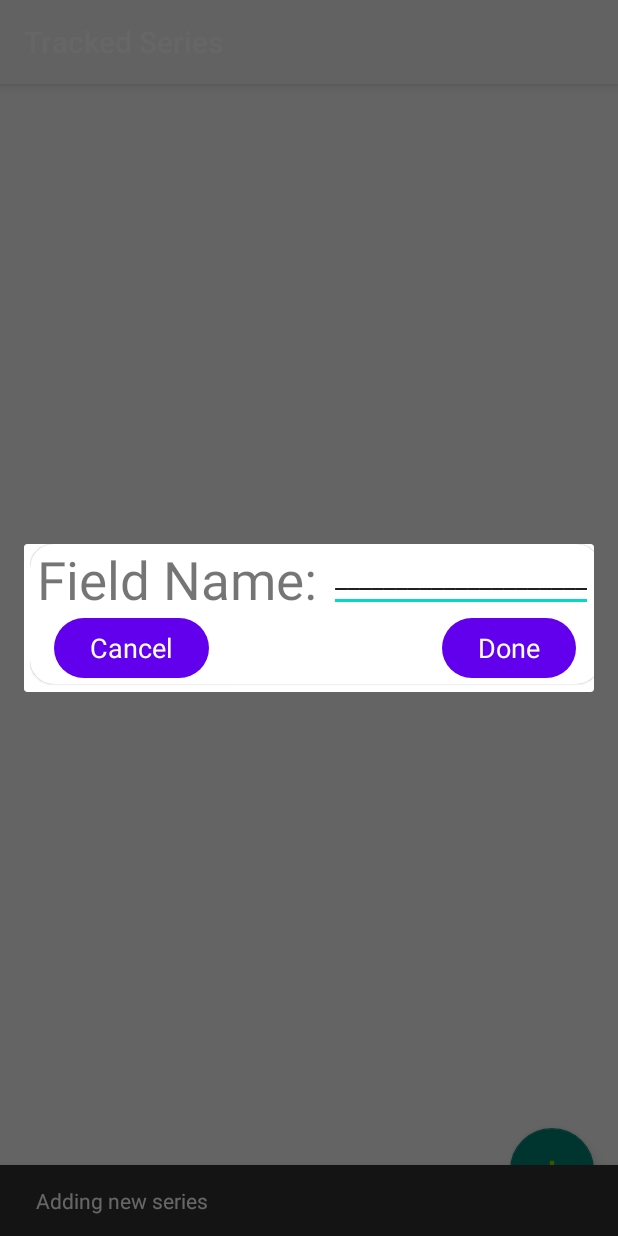
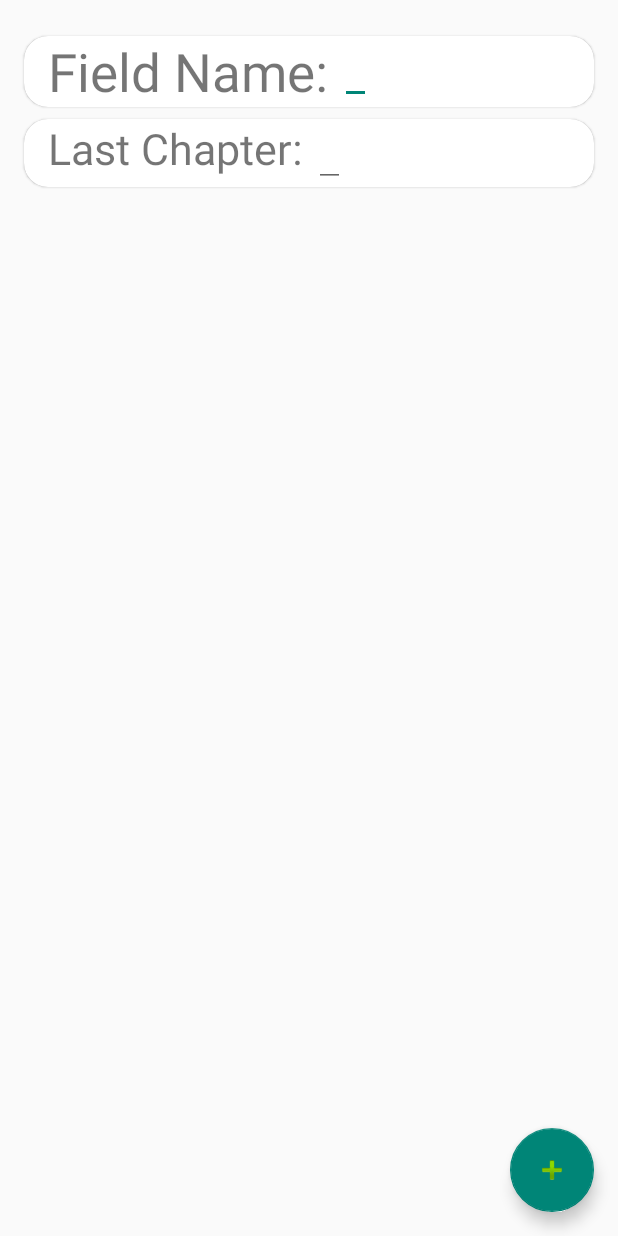
Before and after one commit to JesuisOriginal/SeriesCalendar, an Android app: the screen it shows after launch (SeriesCardListRepositoryActivity before the commit, CreateSeriesActivity after it), after a tap on "Add card button", on a phone screen of 412 x 824 dp. Run offline under Robolectric (Android 15) with nearby library versions, the phone set to English and light mode, and no system bars; 1 statement that could not run was skipped.

Commit message:
SeriesListAdapter.kt: Added content

```diff
--- a/app/src/main/java/com/milenialsatwork/seriescalendar/model/data/Series.kt
+++ b/app/src/main/java/com/milenialsatwork/seriescalendar/model/data/Series.kt
@@ -10,6 +10,8 @@ class Series () {
         this.lastUpdate = lastUpdate
         this.name = seriesName
     }
+
+    constructor(name: String) : this()
 
     var name: String = ""
         get() = field
--- /dev/null
+++ b/app/src/main/java/com/milenialsatwork/seriescalendar/view/activities/CreateSeriesActivity.kt
@@ -0,0 +1,47 @@
+package com.milenialsatwork.seriescalendar.view.activities
+
+import android.app.Activity
+import androidx.appcompat.app.AppCompatActivity
+import android.os.Bundle
+import android.widget.ListView
+import androidx.activity.viewModels
+import com.google.android.material.snackbar.Snackbar
+import com.milenialsatwork.seriescalendar.R
+import com.milenialsatwork.seriescalendar.databinding.ActivityCreateSeriesBinding
+import com.milenialsatwork.seriescalendar.databinding.CardActivityBinding
+import com.milenialsatwork.seriescalendar.model.repository.SeriesCardRepository
+import com.milenialsatwork.seriescalendar.model.utils.SCLog
+import com.milenialsatwork.seriescalendar.viewmodel.card.CardViewModel
+import com.milenialsatwork.seriescalendar.viewmodel.card.CreateSeriesViewModel
+import com.milenialsatwork.seriescalendar.viewmodel.factory.CardViewModelFactory
+import com.milenialsatwork.seriescalendar.viewmodel.factory.CreateSeriesViewModelFactory
+
+class CreateSeriesActivity(
+
+) : AppCompatActivity() {
+    private val createSeriesViewModel by viewModels<CreateSeriesViewModel> {
+        CreateSeriesViewModelFactory(this)
+    }
+
+    companion object {
+        private var TAG: String = "SeriesCardListRepositoryActivity"
+    }
+
+    private lateinit var binding: ActivityCreateSeriesBinding
+
+
+
+    override fun onCreate(savedInstanceState: Bundle?) {
+        super.onCreate(savedInstanceState)
+
+        binding = ActivityCreateSeriesBinding.inflate(layoutInflater)
+        setContentView(binding.root)
+
+        binding.addSeriesFab.setOnClickListener { view ->
+            SCLog.d(TAG, "addFab.setOnClickListener: clicked")
+            Snackbar.make(view, "Adding new series", Snackbar.LENGTH_LONG).show()
+            createSeriesViewModel.getSeriesFromView(view)
+            finishActivity(0)
+        }
+    }
+}
--- a/app/src/main/java/com/milenialsatwork/seriescalendar/view/activities/SeriesCardListRepositoryActivity.kt
+++ b/app/src/main/java/com/milenialsatwork/seriescalendar/view/activities/SeriesCardListRepositoryActivity.kt
@@ -1,18 +1,21 @@
 package com.milenialsatwork.seriescalendar.view.activities
 
 import android.app.Activity
+import android.content.Intent
 import android.os.Bundle
 import android.view.Menu
 import android.view.MenuItem
 import android.view.View
 import android.widget.EditText
 import android.widget.ListView
+import androidx.activity.result.contract.ActivityResultContracts
 import com.google.android.material.snackbar.Snackbar
 import com.milenialsatwork.seriescalendar.R
 import com.milenialsatwork.seriescalendar.databinding.SeriesCardsListRepositoryActivityBinding
 import com.milenialsatwork.seriescalendar.model.data.Series
 import com.milenialsatwork.seriescalendar.model.repository.SeriesCardRepository
 import com.milenialsatwork.seriescalendar.model.utils.SCLog
+import com.milenialsatwork.seriescalendar.view.adapter.SeriesListAdapter
 import com.milenialsatwork.seriescalendar.view.ui.dialog.InputDialog
 
 
@@ -28,6 +31,7 @@ class SeriesCardListRepositoryActivity : Activity(){
     // Todo: to ViewModel Start
     private lateinit var cardsDAO: SeriesCardRepository
     private lateinit var cardListView: ListView
+
     // Todo: to ViewModel end
 
     override fun onCreate(savedInstanceState: Bundle?) {
@@ -44,15 +48,21 @@ class SeriesCardListRepositoryActivity : Activity(){
 
         cardsDAO = SeriesCardRepository()
         cardListView = findViewById(R.id.card_list_view)
-
+//        cardListView.adapter = SeriesListAdapter(this, SeriesCardRepository())
+        cardListView.adapter = SeriesListAdapter(this,
+            SeriesCardRepository().also { it.populateWithProps(10) })
         binding.addFab.setOnClickListener { view ->
             SCLog.d(TAG, "addFab.setOnClickListener: clicked")
             Snackbar.make(view, "Adding new series", Snackbar.LENGTH_LONG).show()
-            addNewTrackedSeries(view)
+            openCreateActivity(view)
         }
 //        binding.addFab.setImageResource(R.mipmap.fab_icon_round)
     }
 
+    private fun openCreateActivity(view: View) {
+        val intent = Intent(this, CreateSeriesActivity::class.java)
+        startActivityForResult(intent, 0)
+    }
 
     // TODO: Move methods below to ViewModel of CardActivity
     private fun addNewTrackedSeries(view: View) {
--- a/app/src/main/java/com/milenialsatwork/seriescalendar/view/adapter/SeriesCardListAdapter.kt
+++ /dev/null
@@ -1,4 +0,0 @@
-package com.milenialsatwork.seriescalendar.view.adapter
-
-class SeriesCardListAdapter {
-}
--- a/app/src/main/res/drawable/elevation_shadow.xml
+++ b/app/src/main/res/drawable/elevation_shadow.xml
@@ -1,7 +1,7 @@
 <!-- res/drawable/myrect.xml -->
 <shape xmlns:android="http://schemas.android.com/apk/res/android"
     android:shape="rectangle">
-    <solid android:color="#42000000" />
-<!--    <solid android:color="#dee2e6" />-->
+<!--    <solid android:color="#42000000" />-->
+    <solid android:color="#dee2e6" />
     <corners android:radius="5dp" />
 </shape>
--- /dev/null
+++ b/app/src/main/res/layout/activity_create_series.xml
@@ -0,0 +1,122 @@
+<?xml version="1.0" encoding="utf-8"?>
+<androidx.constraintlayout.widget.ConstraintLayout xmlns:android="http://schemas.android.com/apk/res/android"
+    xmlns:app="http://schemas.android.com/apk/res-auto"
+    xmlns:tools="http://schemas.android.com/tools"
+    android:layout_width="match_parent"
+    android:layout_height="match_parent"
+    tools:context=".view.activities.CreateSeriesActivity">
+
+    <com.google.android.material.card.MaterialCardView
+        android:id="@+id/name_input_field_card_view"
+        android:layout_width="0dp"
+        android:layout_height="wrap_content"
+        android:layout_marginStart="16dp"
+        android:layout_marginTop="24dp"
+        android:layout_marginEnd="16dp"
+        android:background="@drawable/elevation_shadow"
+        android:clickable="true"
+        android:elevation="2dp"
+        android:focusable="true"
+        app:cardCornerRadius="16dp"
+        app:layout_constraintEnd_toEndOf="parent"
+        app:layout_constraintStart_toStartOf="parent"
+        app:layout_constraintTop_toTopOf="parent">
+
+
+        <androidx.constraintlayout.widget.ConstraintLayout
+            android:id="@+id/name_field"
+            android:layout_width="wrap_content"
+            android:layout_height="match_parent"
+            app:layout_constraintEnd_toEndOf="parent"
+            app:layout_constraintStart_toStartOf="parent"
+            app:layout_constraintTop_toTopOf="parent">
+
+            <com.google.android.material.textview.MaterialTextView
+                android:id="@+id/input_name_title"
+                android:layout_width="wrap_content"
+                android:layout_height="wrap_content"
+                android:layout_marginStart="16dp"
+                android:text="@string/input_serie_name"
+                android:textSize="16pt"
+                app:layout_constraintEnd_toStartOf="@+id/name_input_field"
+                app:layout_constraintStart_toStartOf="parent"
+                app:layout_constraintTop_toTopOf="parent" />
+
+            <com.google.android.material.textfield.MaterialAutoCompleteTextView
+                android:id="@+id/name_input_field"
+                android:layout_width="wrap_content"
+                android:layout_height="wrap_content"
+                android:layout_marginStart="8dp"
+                android:layout_marginEnd="16dp"
+                app:layout_constraintEnd_toEndOf="parent"
+                app:layout_constraintStart_toEndOf="@+id/input_name_title"
+                app:layout_constraintTop_toTopOf="parent" />
+
+        </androidx.constraintlayout.widget.ConstraintLayout>
+
+    </com.google.android.material.card.MaterialCardView>
+
+    <com.google.android.material.card.MaterialCardView
+        android:id="@+id/chapter_input_field_card_view"
+        android:layout_width="0dp"
+        android:layout_height="wrap_content"
+        android:layout_marginStart="16dp"
+        android:layout_marginTop="8dp"
+        android:layout_marginEnd="16dp"
+        android:background="@drawable/elevation_shadow"
+        android:clickable="true"
+        android:elevation="2dp"
+        android:focusable="true"
+        app:cardCornerRadius="16dp"
+        app:layout_constraintEnd_toEndOf="parent"
+        app:layout_constraintStart_toStartOf="parent"
+        app:layout_constraintTop_toBottomOf="@+id/name_input_field_card_view">
+
+
+        <androidx.constraintlayout.widget.ConstraintLayout
+            android:id="@+id/chapter_field"
+            android:layout_width="wrap_content"
+            android:layout_height="match_parent"
+            app:layout_constraintEnd_toEndOf="parent"
+            app:layout_constraintStart_toStartOf="parent"
+            app:layout_constraintTop_toTopOf="parent">
+
+            <com.google.android.material.textview.MaterialTextView
+                android:id="@+id/input_chapter_title"
+                android:layout_width="wrap_content"
+                android:layout_height="wrap_content"
+                android:layout_marginStart="16dp"
+                android:text="@string/lastest_chapter_field"
+                android:textSize="13pt"
+                app:layout_constraintEnd_toStartOf="@+id/chapter_input_field"
+                app:layout_constraintStart_toStartOf="parent"
+                app:layout_constraintTop_toTopOf="parent" />
+
+            <com.google.android.material.textfield.MaterialAutoCompleteTextView
+                android:id="@+id/chapter_input_field"
+                android:layout_width="wrap_content"
+                android:layout_height="wrap_content"
+                android:layout_marginStart="8dp"
+                android:layout_marginEnd="16dp"
+                app:layout_constraintEnd_toEndOf="parent"
+                app:layout_constraintStart_toEndOf="@+id/input_chapter_title"
+                app:layout_constraintTop_toTopOf="parent" />
+
+        </androidx.constraintlayout.widget.ConstraintLayout>
+
+    </com.google.android.material.card.MaterialCardView>
+
+    <com.google.android.material.floatingactionbutton.FloatingActionButton
+        android:id="@+id/add_series_fab"
+        android:layout_width="wrap_content"
+        android:layout_height="wrap_content"
+        android:layout_gravity="bottom|end"
+        android:layout_margin="@dimen/fab_margin"
+        android:layout_marginEnd="16dp"
+        android:layout_marginBottom="16dp"
+        android:contentDescription="@string/fab_description"
+        app:layout_constraintBottom_toBottomOf="parent"
+        app:layout_constraintEnd_toEndOf="parent"
+        app:srcCompat="@android:drawable/ic_input_add" />
+
+</androidx.constraintlayout.widget.ConstraintLayout>
--- a/app/src/main/res/layout/base_card.xml
+++ b/app/src/main/res/layout/base_card.xml
@@ -1,6 +1,6 @@
 <com.google.android.material.card.MaterialCardView xmlns:app="http://schemas.android.com/apk/res-auto"
     xmlns:tools="http://schemas.android.com/tools"
-    android:id="@+id/CardView"
+    android:id="@+id/base_card"
     android:layout_width="match_parent"
     android:layout_height="wrap_content"
     app:cardCornerRadius="16dp"
--- a/app/src/main/res/values/strings.xml
+++ b/app/src/main/res/values/strings.xml
@@ -21,4 +21,6 @@
     <string name="empty_text_input_field">_____________________</string>
     <string name="done">Done</string>
     <string name="cancel">Cancel</string>
+    <string name="lastest_chapter_field">Last Chapter:</string>
+    <string name="CreateSeriesActivity">Create Series Screen</string>
 </resources>
```
Also changed, not shown: app/src/main/AndroidManifest.xml (+9 -2 lines), app/src/main/java/com/milenialsatwork/seriescalendar/model/repository/SeriesCardRepository.kt (+10 -0 lines), app/src/main/java/com/milenialsatwork/seriescalendar/view/adapter/SeriesListAdapter.kt (added, +114 -0 lines), app/src/main/java/com/milenialsatwork/seriescalendar/view/holder/CardViewHolder.kt (+22 -1 lines), app/src/main/java/com/milenialsatwork/seriescalendar/viewmodel/card/CreateSeriesViewModel.kt (added, +45 -0 lines), app/src/main/java/com/milenialsatwork/seriescalendar/viewmodel/factory/CreateSeriesViewModelFactory.kt (added, +24 -0 lines).
